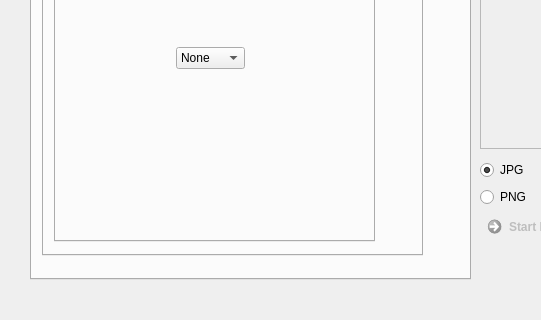
This is _ui/FlashLapse_CP.ui in CoSE-Jerry/Flashlapse_NEO as Qt 5 draws it before an edit; both pictures show x 0 to 541 and y 190 to 510 of the 800 by 510 pixel window. The edited form follows.
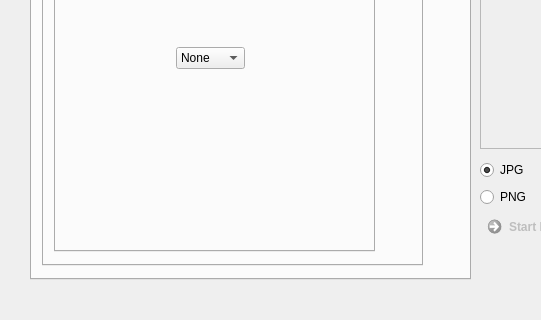
This is the edited form. Icons and pictures are not drawn.

Patch:
```diff
--- a/_ui/FlashLapse_CP.ui
+++ b/_ui/FlashLapse_CP.ui
@@ -113,7 +113,7 @@
         <x>10</x>
         <y>10</y>
         <width>381</width>
-        <height>371</height>
+        <height>381</height>
        </rect>
       </property>
       <property name="currentIndex">
@@ -129,7 +129,7 @@
           <x>10</x>
           <y>10</y>
           <width>321</width>
-          <height>321</height>
+          <height>331</height>
          </rect>
         </property>
         <property name="currentIndex">
```
